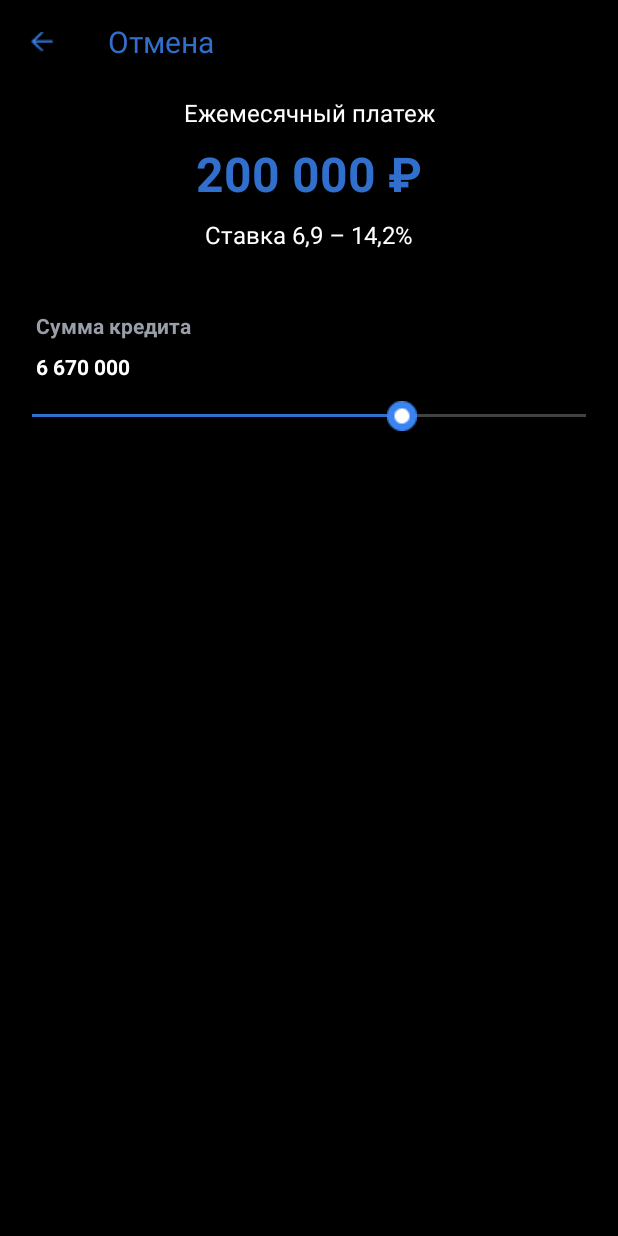
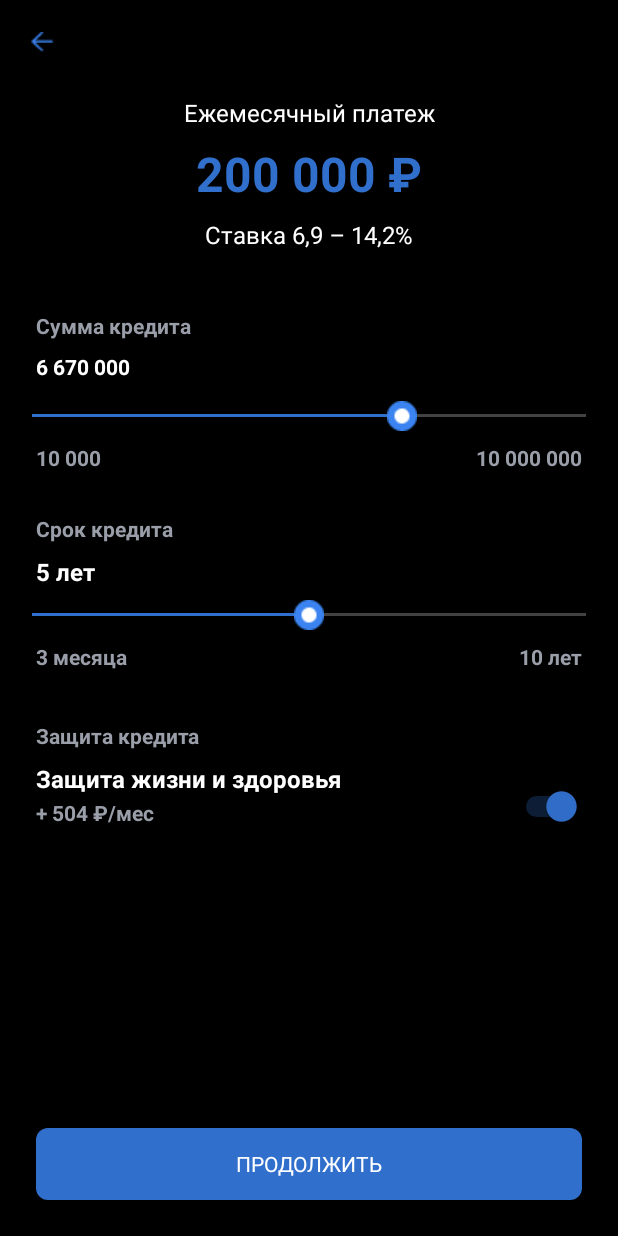
Before and after one commit to eekstunt/vtb-hack-2020, an Android app: the CreditMoneyCalculationActivity screen opened directly, with no data from a screen before it, on a phone screen of 412 x 824 dp. Run offline under Robolectric (Android 15) with nearby library versions, the phone set to English and light mode, and no system bars.

Commit message:
Added everything in CreditMoneyCalculationActivity.kt

```diff
--- a/app/src/main/AndroidManifest.xml
+++ b/app/src/main/AndroidManifest.xml
@@ -16,7 +16,8 @@
         android:roundIcon="@mipmap/ic_launcher_round"
         android:supportsRtl="true"
         android:theme="@style/AppTheme">
-        <activity android:name=".CreditMoneyCalculationActivity"></activity>
+        <activity android:name=".CreditMoneyCalculationActivity"
+            android:parentActivityName=".CarToBuyActivity"></activity>
         <activity
             android:name=".CarToBuyActivity"
             android:parentActivityName=".CarSuggestionsActivity"></activity>
--- a/app/src/main/java/com/hfad/vtb_hack_app/CreditMoneyCalculationActivity.kt
+++ b/app/src/main/java/com/hfad/vtb_hack_app/CreditMoneyCalculationActivity.kt
@@ -2,10 +2,21 @@ package com.hfad.vtb_hack_app
 
 import androidx.appcompat.app.AppCompatActivity
 import android.os.Bundle
+import kotlinx.android.synthetic.main.activity_car_to_buy.*
+import kotlinx.android.synthetic.main.activity_credit_money_calculation.*
 
 class CreditMoneyCalculationActivity : AppCompatActivity() {
     override fun onCreate(savedInstanceState: Bundle?) {
         super.onCreate(savedInstanceState)
         setContentView(R.layout.activity_credit_money_calculation)
+
+        setSupportActionBar(creditMoneyToolbar)
+
+        supportActionBar?.apply {
+            // show back button on toolbar
+            // on back button press, it will navigate to parent activity
+            setDisplayHomeAsUpEnabled(true)
+            setDisplayShowHomeEnabled(true)
+        }
     }
 }
--- a/app/src/main/res/layout/activity_credit_money_calculation.xml
+++ b/app/src/main/res/layout/activity_credit_money_calculation.xml
@@ -9,7 +9,7 @@
     tools:context=".CreditMoneyCalculationActivity">
 
     <androidx.appcompat.widget.Toolbar
-        android:id="@+id/carToBuyToolbar2"
+        android:id="@+id/creditMoneyToolbar"
         android:layout_width="0dp"
         android:layout_height="wrap_content"
         android:background="@color/colorBackground"
@@ -20,7 +20,7 @@
         app:layout_constraintStart_toStartOf="parent"
         app:layout_constraintTop_toTopOf="parent"
         app:navigationIcon="@drawable/icon_back"
-        app:title="Отмена"
+        app:title=" "
         app:titleTextColor="@color/colorAccent" />
 
     <TextView
@@ -33,10 +33,10 @@
         android:textSize="16sp"
         app:layout_constraintEnd_toEndOf="parent"
         app:layout_constraintStart_toStartOf="parent"
-        app:layout_constraintTop_toBottomOf="@+id/carToBuyToolbar2" />
+        app:layout_constraintTop_toBottomOf="@+id/creditMoneyToolbar" />
 
     <TextView
-        android:id="@+id/textCreditMoneyMonthlyPaymentSum"
+        android:id="@+id/textCreditMoneyMonthlySum"
         android:layout_width="wrap_content"
         android:layout_height="wrap_content"
         android:layout_marginTop="8dp"
@@ -58,44 +58,28 @@
         android:textSize="16sp"
         app:layout_constraintEnd_toEndOf="parent"
         app:layout_constraintStart_toStartOf="parent"
-        app:layout_constraintTop_toBottomOf="@id/textCreditMoneyMonthlyPaymentSum" />
+        app:layout_constraintTop_toBottomOf="@id/textCreditMoneyMonthlySum" />
 
-    <TextView
-        android:id="@+id/creditWholeMoneyName"
-        android:layout_width="wrap_content"
-        android:layout_height="wrap_content"
+    <include layout="@layout/block_credit_sum_whole" />
+
+    <include layout="@layout/block_credit_length" />
+
+    <include layout="@layout/block_credit_insurance" />
+
+    <Button
+        android:id="@+id/buttonCreditMoneyContinue"
+        android:layout_width="0dp"
+        android:layout_height="48dp"
         android:layout_marginStart="24dp"
-        android:layout_marginTop="40dp"
-        android:text="Сумма кредита"
-        android:textColor="@color/colorPrimaryDark"
-        android:textSize="14sp"
-        android:textStyle="bold"
-        app:layout_constraintStart_toStartOf="parent"
-        app:layout_constraintTop_toBottomOf="@id/creditMoneyConditions" />
-
-    <TextView
-        android:id="@+id/creditWholeMoneySum"
-        android:layout_width="wrap_content"
-        android:layout_height="wrap_content"
-        android:layout_marginTop="8dp"
-        android:text="6 670 000"
+        android:layout_marginEnd="24dp"
+        android:layout_marginBottom="24dp"
+        android:background="@drawable/btn_rounded_accent"
+        android:text="Продолжить"
+        android:textAllCaps="true"
         android:textColor="@color/colorPrimary"
         android:textSize="14sp"
-        android:textStyle="bold"
-        app:layout_constraintStart_toStartOf="@+id/creditWholeMoneyName"
-        app:layout_constraintTop_toBottomOf="@id/creditWholeMoneyName" />
+        app:layout_constraintBottom_toBottomOf="parent"
+        app:layout_constraintEnd_toEndOf="parent"
+        app:layout_constraintStart_toStartOf="parent" />
 
-    <SeekBar
-        android:id="@+id/seekBarCreditWholeMoneySum"
-        android:layout_width="0dp"
-        android:layout_height="wrap_content"
-        android:layout_marginStart="5dp"
-        android:layout_marginTop="13dp"
-        android:layout_marginEnd="5dp"
-        android:max="10000000"
-        android:progress="6670000"
-        android:thumb="@drawable/seekbar_thumb"
-        app:layout_constraintEnd_toEndOf="parent"
-        app:layout_constraintStart_toStartOf="parent"
-        app:layout_constraintTop_toBottomOf="@+id/creditWholeMoneySum" />
 </androidx.constraintlayout.widget.ConstraintLayout>
--- /dev/null
+++ b/app/src/main/res/layout/block_credit_insurance.xml
@@ -0,0 +1,53 @@
+<?xml version="1.0" encoding="utf-8"?>
+<merge xmlns:tools="http://schemas.android.com/tools"
+    xmlns:app="http://schemas.android.com/apk/res-auto"
+    xmlns:android="http://schemas.android.com/apk/res/android"
+    tools:showIn="@layout/activity_credit_money_calculation">
+
+    <TextView
+        android:id="@+id/creditInsuranceName"
+        android:layout_width="wrap_content"
+        android:layout_height="wrap_content"
+        android:layout_marginStart="24dp"
+        android:layout_marginTop="33dp"
+        android:text="Защита кредита"
+        android:textColor="@color/colorPrimaryDark"
+        android:textSize="14sp"
+        android:textStyle="bold"
+        app:layout_constraintStart_toStartOf="parent"
+        app:layout_constraintTop_toBottomOf="@+id/creditLengthMin" />
+
+    <TextView
+        android:id="@+id/creditInsuranceName2"
+        android:layout_width="wrap_content"
+        android:layout_height="wrap_content"
+        android:layout_marginTop="8dp"
+        android:text="Защита жизни и здоровья"
+        android:textColor="@color/colorPrimary"
+        android:textSize="16sp"
+        android:textStyle="bold"
+        app:layout_constraintStart_toStartOf="@+id/creditInsuranceName"
+        app:layout_constraintTop_toBottomOf="@+id/creditInsuranceName" />
+
+    <TextView
+        android:id="@+id/creditInsuranceDetails"
+        android:layout_width="wrap_content"
+        android:layout_height="wrap_content"
+        android:layout_marginTop="2dp"
+        android:text="+ 504 ₽/мес"
+        android:textColor="@color/colorPrimaryDark"
+        android:textSize="14sp"
+        android:textStyle="bold"
+        app:layout_constraintStart_toStartOf="@+id/creditInsuranceName2"
+        app:layout_constraintTop_toBottomOf="@+id/creditInsuranceName2" />
+
+    <Switch
+        android:id="@+id/switchCreditInsurance"
+        android:layout_width="wrap_content"
+        android:layout_height="wrap_content"
+        android:layout_marginEnd="24dp"
+        android:checked="true"
+        android:text="Switch"
+        app:layout_constraintBottom_toBottomOf="@+id/creditInsuranceDetails"
+        app:layout_constraintEnd_toEndOf="parent" />
+</merge>
--- /dev/null
+++ b/app/src/main/res/layout/block_credit_length.xml
@@ -0,0 +1,69 @@
+<?xml version="1.0" encoding="utf-8"?>
+<merge xmlns:tools="http://schemas.android.com/tools"
+    xmlns:app="http://schemas.android.com/apk/res-auto"
+    xmlns:android="http://schemas.android.com/apk/res/android"
+    tools:showIn="@layout/activity_credit_money_calculation">
+
+    <TextView
+        android:id="@+id/creditLengthName"
+        android:layout_width="wrap_content"
+        android:layout_height="wrap_content"
+        android:layout_marginStart="24dp"
+        android:layout_marginTop="28dp"
+        android:text="Срок кредита"
+        android:textColor="@color/colorPrimaryDark"
+        android:textSize="14sp"
+        android:textStyle="bold"
+        app:layout_constraintStart_toStartOf="parent"
+        app:layout_constraintTop_toBottomOf="@+id/creditMoneyMin" />
+
+    <TextView
+        android:id="@+id/creditLengthCur"
+        android:layout_width="wrap_content"
+        android:layout_height="wrap_content"
+        android:layout_marginTop="8dp"
+        android:text="5 лет"
+        android:textColor="@color/colorPrimary"
+        android:textSize="16sp"
+        android:textStyle="bold"
+        app:layout_constraintStart_toStartOf="@+id/creditLengthName"
+        app:layout_constraintTop_toBottomOf="@+id/creditLengthName" />
+
+    <SeekBar
+        android:id="@+id/seekBarCreditLength"
+        android:layout_width="0dp"
+        android:layout_height="wrap_content"
+        android:layout_marginStart="5dp"
+        android:layout_marginTop="8dp"
+        android:layout_marginEnd="5dp"
+        android:max="10"
+        android:progress="5"
+        android:thumb="@drawable/seekbar_thumb"
+        app:layout_constraintEnd_toEndOf="parent"
+        app:layout_constraintStart_toStartOf="parent"
+        app:layout_constraintTop_toBottomOf="@+id/creditLengthCur" />
+
+    <TextView
+        android:id="@+id/creditLengthMin"
+        android:layout_width="wrap_content"
+        android:layout_height="wrap_content"
+        android:layout_marginTop="8dp"
+        android:text="3 месяца"
+        android:textColor="@color/colorPrimaryDark"
+        android:textSize="14sp"
+        android:textStyle="bold"
+        app:layout_constraintStart_toStartOf="@+id/textCreditMoneySum"
+        app:layout_constraintTop_toBottomOf="@+id/seekBarCreditLength" />
+
+    <TextView
+        android:id="@+id/creditLengthMax"
+        android:layout_width="wrap_content"
+        android:layout_height="wrap_content"
+        android:layout_marginEnd="24dp"
+        android:text="10 лет"
+        android:textColor="@color/colorPrimaryDark"
+        android:textSize="14sp"
+        android:textStyle="bold"
+        app:layout_constraintEnd_toEndOf="parent"
+        app:layout_constraintTop_toTopOf="@+id/creditLengthMin" />
+</merge>
--- /dev/null
+++ b/app/src/main/res/layout/block_credit_sum_whole.xml
@@ -0,0 +1,69 @@
+<?xml version="1.0" encoding="utf-8"?>
+<merge xmlns:tools="http://schemas.android.com/tools"
+    xmlns:app="http://schemas.android.com/apk/res-auto"
+    xmlns:android="http://schemas.android.com/apk/res/android"
+    tools:showIn="@layout/activity_credit_money_calculation">
+
+    <TextView
+        android:id="@+id/creditMoneySumName"
+        android:layout_width="wrap_content"
+        android:layout_height="wrap_content"
+        android:layout_marginStart="24dp"
+        android:layout_marginTop="40dp"
+        android:text="Сумма кредита"
+        android:textColor="@color/colorPrimaryDark"
+        android:textSize="14sp"
+        android:textStyle="bold"
+        app:layout_constraintStart_toStartOf="parent"
+        app:layout_constraintTop_toBottomOf="@id/creditMoneyConditions" />
+
+    <TextView
+        android:id="@+id/textCreditMoneySum"
+        android:layout_width="wrap_content"
+        android:layout_height="wrap_content"
+        android:layout_marginTop="8dp"
+        android:text="6 670 000"
+        android:textColor="@color/colorPrimary"
+        android:textSize="14sp"
+        android:textStyle="bold"
+        app:layout_constraintStart_toStartOf="@+id/creditMoneySumName"
+        app:layout_constraintTop_toBottomOf="@id/creditMoneySumName" />
+
+    <SeekBar
+        android:id="@+id/seekBarCreditMoneySum"
+        android:layout_width="0dp"
+        android:layout_height="wrap_content"
+        android:layout_marginStart="5dp"
+        android:layout_marginTop="13dp"
+        android:layout_marginEnd="5dp"
+        android:max="10000000"
+        android:progress="6670000"
+        android:thumb="@drawable/seekbar_thumb"
+        app:layout_constraintEnd_toEndOf="parent"
+        app:layout_constraintStart_toStartOf="parent"
+        app:layout_constraintTop_toBottomOf="@+id/textCreditMoneySum" />
+
+    <TextView
+        android:id="@+id/creditMoneyMin"
+        android:layout_width="wrap_content"
+        android:layout_height="wrap_content"
+        android:layout_marginTop="8dp"
+        android:text="10 000"
+        android:textColor="@color/colorPrimaryDark"
+        android:textSize="14sp"
+        android:textStyle="bold"
+        app:layout_constraintStart_toStartOf="@+id/textCreditMoneySum"
+        app:layout_constraintTop_toBottomOf="@id/seekBarCreditMoneySum" />
+
+    <TextView
+        android:id="@+id/creditMoneyMax"
+        android:layout_width="wrap_content"
+        android:layout_height="wrap_content"
+        android:layout_marginEnd="24dp"
+        android:text="10 000 000"
+        android:textColor="@color/colorPrimaryDark"
+        android:textSize="14sp"
+        android:textStyle="bold"
+        app:layout_constraintEnd_toEndOf="parent"
+        app:layout_constraintTop_toTopOf="@+id/creditMoneyMin" />
+</merge>
```
